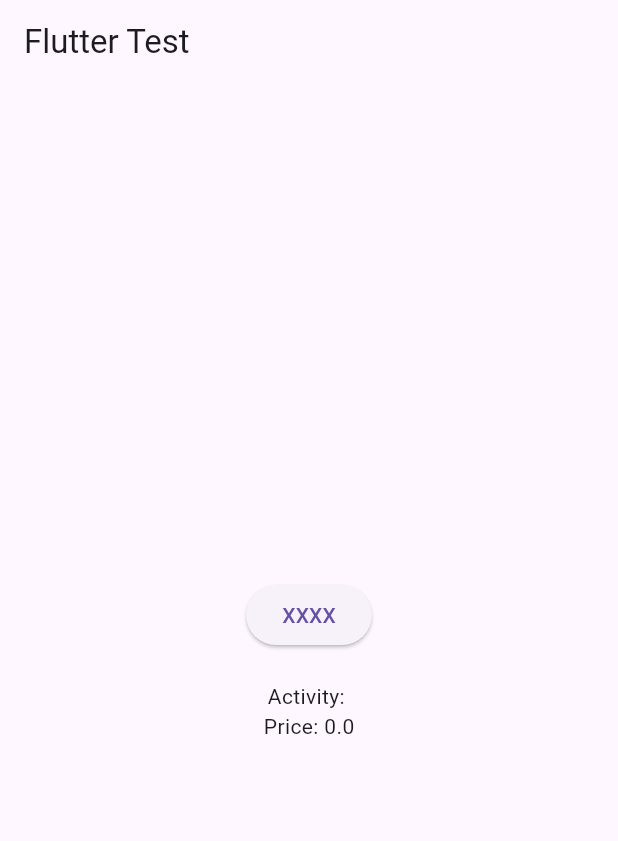
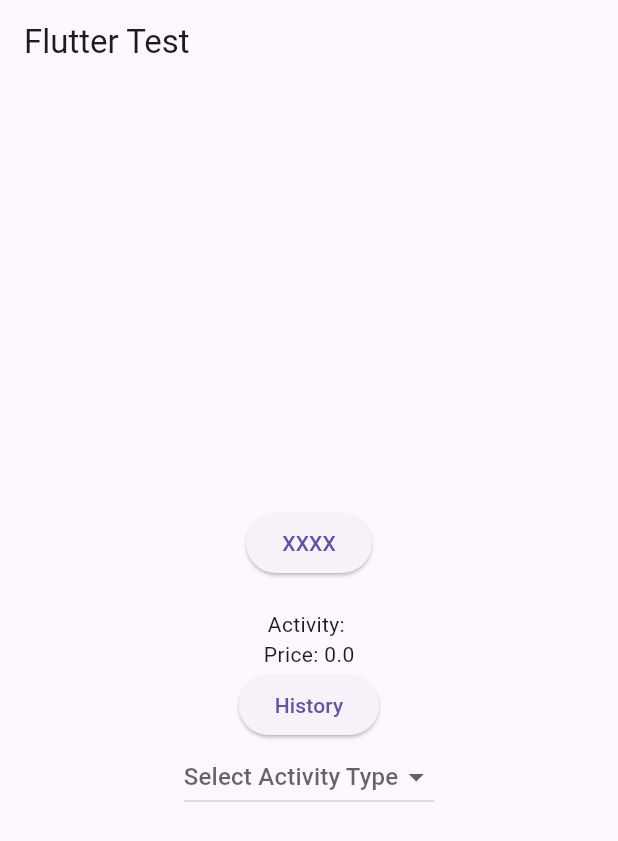
Before and after one commit to izadi-fikri/hendshake-flutter-test, a Flutter app: the screen it shows after launch, on a phone screen of 412 x 824 dp. Shown: the top 841 px of the screen. Run offline on Flutter 3.47's test engine with Material 3 defaults, Android fonts, the phone set to English and light mode, and no system bars.

Commit message:
Add History page, Add History logic to track past activity, limit past activity to 50 item (not tested), add activity dropdown on main page

```diff
--- a/lib/main.dart
+++ b/lib/main.dart
@@ -20,10 +20,38 @@
   _MyHomePageState createState() => _MyHomePageState();
 }
 
+// History screen
+class HistoryScreen extends StatelessWidget {
+  final List<Map<String, dynamic>> activityHistory;
+
+  HistoryScreen({required this.activityHistory});
+
+  @override
+  Widget build(BuildContext context) {
+    return Scaffold(
+      appBar: AppBar(title: Text('Activity History')),
+      body: ListView.builder(
+        itemCount: activityHistory.length,
+        itemBuilder: (context, index) {
+          final activity = activityHistory[index];
+          return ListTile(
+            title: Text(activity['activity']),
+            subtitle: Text('Price: ${activity['price']}'),
+          );
+        },
+      ),
+    );
+  }
+}
+
 // Initialize variable and create UI
 class _MyHomePageState extends State<MyHomePage> {
   String _activity = '';
   double _price = 0.0;
+
+  String? _selectedType;
+
+  List<Map<String, dynamic>> _activityHistory = []; // Add history list
 
   Future<void> _fetchActivity() async {
     final response = await http.get(
@@ -32,8 +60,19 @@
     if (response.statusCode == 200) {
       final data = json.decode(response.body);
       setState(() {
+        //Fetch activity and set state
         _activity = data['activity'];
         _price = data['price'].toDouble();
+
+        // Add activity to history list
+        _activityHistory.insert(0, {
+          'activity': _activity,
+          'price': _price,
+          'type': data['type'],
+        });
+        if (_activityHistory.length > 50) {
+          _activityHistory.removeLast();
+        }
       });
     }
   }
@@ -46,10 +85,54 @@
         child: Column(
           mainAxisAlignment: MainAxisAlignment.center,
           children: <Widget>[
+            //Fetch activity button
             ElevatedButton(onPressed: _fetchActivity, child: Text('XXXX')),
             SizedBox(height: 20),
             Text('Activity: $_activity'),
             Text('Price: $_price'),
+
+            // History button
+            ElevatedButton(
+              onPressed: () {
+                Navigator.push(
+                  context,
+                  MaterialPageRoute(
+                    builder:
+                        (context) =>
+                            HistoryScreen(activityHistory: _activityHistory),
+                  ),
+                );
+              },
+              child: Text('History'),
+            ),
+
+            // Activity type dropdown
+            DropdownButton<String>(
+              value: _selectedType,
+              hint: Text('Select Activity Type'),
+              items:
+                  <String>[
+                    'education',
+                    'recreational',
+                    'social',
+                    'diy',
+                    'charity',
+                    'cooking',
+                    'relaxation',
+                    'music',
+                    'busy',
+                  ].map<DropdownMenuItem<String>>((String value) {
+                    return DropdownMenuItem<String>(
+                      value: value,
+                      child: Text(value),
+                    );
+                  }).toList(),
+              onChanged: (String? newValue) {
+                setState(() {
+                  _selectedType = newValue;
+                });
+              },
+            ),
           ],
         ),
       ),
```
